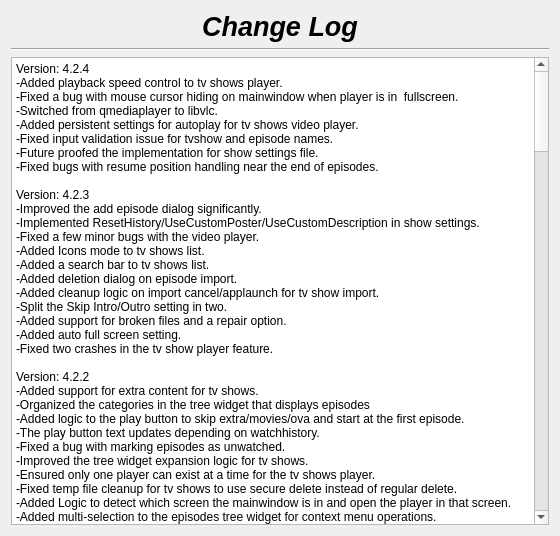
Old version of the form changelog.ui in the repository therealMaPMaKeR/MMDiary.
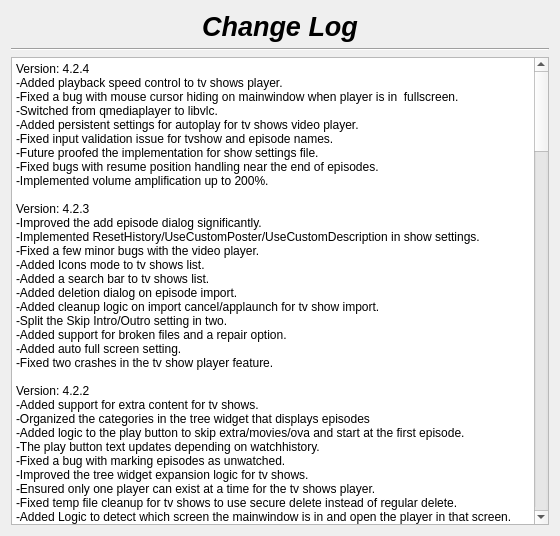
New version of the form.

Commit message: Implemented volume amplification

The edit to the form file:
```diff
--- a/changelog.ui
+++ b/changelog.ui
@@ -56,7 +56,7 @@
 li.checked::marker { content: &quot;\2612&quot;; }
 &lt;/style&gt;&lt;/head&gt;&lt;body style=&quot; font-family:'Segoe UI'; font-size:9pt; font-weight:400; font-style:normal;&quot;&gt;
 &lt;p style=&quot; margin-top:0px; margin-bottom:0px; margin-left:0px; margin-right:0px; -qt-block-indent:0; text-indent:0px;&quot;&gt;Version: 4.2.4&lt;br /&gt;-Added playback speed control to tv shows player.&lt;br /&gt;-Fixed a bug with mouse cursor hiding on mainwindow when player is in  fullscreen.&lt;/p&gt;
-&lt;p style=&quot; margin-top:0px; margin-bottom:0px; margin-left:0px; margin-right:0px; -qt-block-indent:0; text-indent:0px;&quot;&gt;-Switched from qmediaplayer to libvlc.&lt;br /&gt;-Added persistent settings for autoplay for tv shows video player.&lt;br /&gt;-Fixed input validation issue for tvshow and episode names.&lt;br /&gt;-Future proofed the implementation for show settings file.&lt;br /&gt;-Fixed bugs with resume position handling near the end of episodes.&lt;br /&gt;&lt;br /&gt;Version: 4.2.3&lt;br /&gt;-Improved the add episode dialog significantly.&lt;/p&gt;
+&lt;p style=&quot; margin-top:0px; margin-bottom:0px; margin-left:0px; margin-right:0px; -qt-block-indent:0; text-indent:0px;&quot;&gt;-Switched from qmediaplayer to libvlc.&lt;br /&gt;-Added persistent settings for autoplay for tv shows video player.&lt;br /&gt;-Fixed input validation issue for tvshow and episode names.&lt;br /&gt;-Future proofed the implementation for show settings file.&lt;br /&gt;-Fixed bugs with resume position handling near the end of episodes.&lt;br /&gt;-Implemented volume amplification up to 200%.&lt;br /&gt;&lt;br /&gt;Version: 4.2.3&lt;br /&gt;-Improved the add episode dialog significantly.&lt;/p&gt;
 &lt;p style=&quot; margin-top:0px; margin-bottom:0px; margin-left:0px; margin-right:0px; -qt-block-indent:0; text-indent:0px;&quot;&gt;-Implemented ResetHistory/UseCustomPoster/UseCustomDescription in show settings.&lt;br /&gt;-Fixed a few minor bugs with the video player.&lt;br /&gt;-Added Icons mode to tv shows list.&lt;br /&gt;-Added a search bar to tv shows list.&lt;/p&gt;
 &lt;p style=&quot; margin-top:0px; margin-bottom:0px; margin-left:0px; margin-right:0px; -qt-block-indent:0; text-indent:0px;&quot;&gt;-Added deletion dialog on episode import.&lt;br /&gt;-Added cleanup logic on import cancel/applaunch for tv show import.&lt;br /&gt;-Split the Skip Intro/Outro setting in two.&lt;br /&gt;-Added support for broken files and a repair option.&lt;br /&gt;-Added auto full screen setting.&lt;/p&gt;
 &lt;p style=&quot; margin-top:0px; margin-bottom:0px; margin-left:0px; margin-right:0px; -qt-block-indent:0; text-indent:0px;&quot;&gt;-Fixed two crashes in the tv show player feature.&lt;br /&gt;&lt;br /&gt;Version: 4.2.2&lt;br /&gt;-Added support for extra content for tv shows.&lt;/p&gt;
```
The commit also changes 3 other files.
